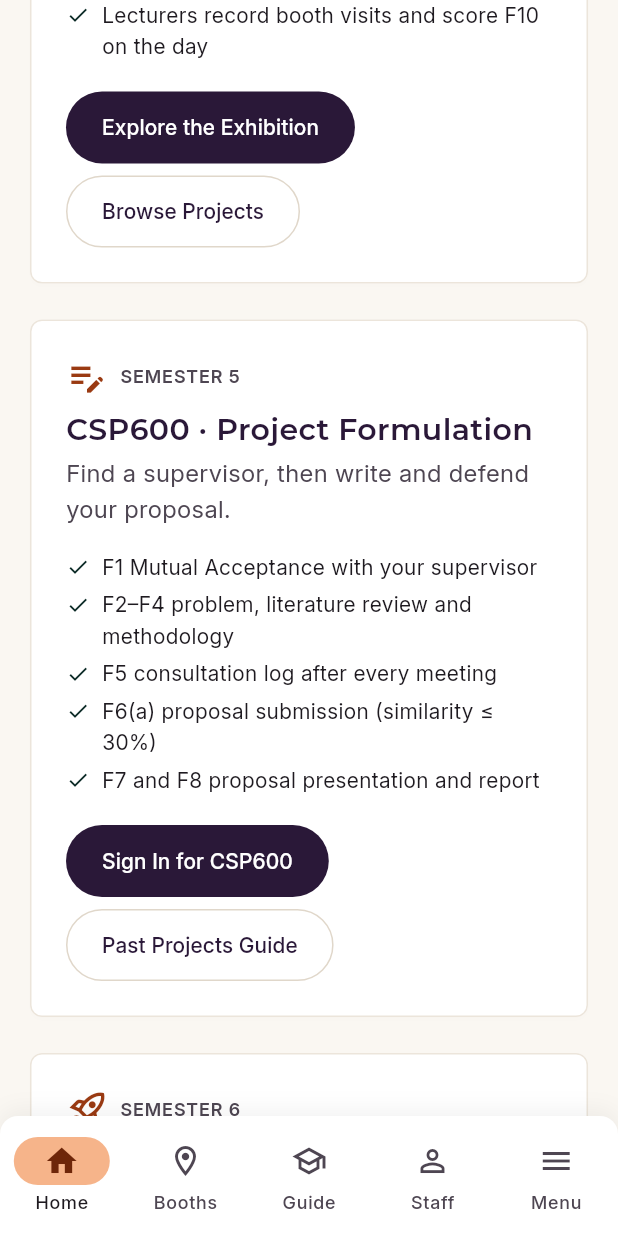
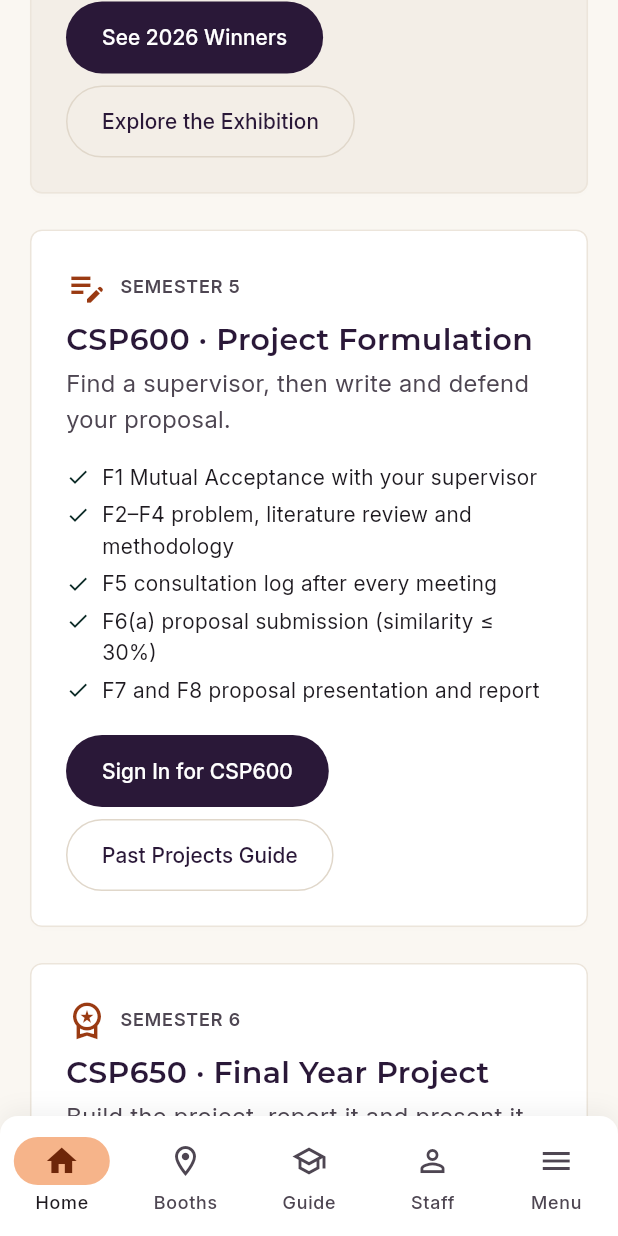
Before and after one commit to Albinlk/FYPExpoHub, a Flutter app: the screen it shows after launch, scrolled down 576 dp, on a phone screen of 412 x 824 dp. Run offline on Flutter 3.47's test engine with Material 3 defaults, Android fonts, the phone set to English and light mode, and no system bars; our stand-ins replace cached_network_image, csv, file_picker, flutter_riverpod, freezed_annotation, go_router and 2 more; missing offline and left inert: dart:js_interop, excel; accounts and stored records are empty.

Commit message:
fix(portal): redesign audit — desktop nav fits at every width, one sign-in prompt, winners after the exhibition (#60)
From the redesign-existing-projects audit of the portal page:
- Desktop nav: below 1280 px the lower-priority links move into More
  (at 800 px 'Announcements' ran under the Sign In button).
- Feedback button shrinks to an icon below 1024 px so it no longer covers
  card text; the portal leaves room for it at the end of the page.
- Portal content is capped at 1200 px; the hero text at 760 px.
- The hero no longer adds a fourth Sign In button.
- After the exhibition its card leads to the year's winners.
- The exhibition card is tinted and says no sign-in is needed.
- CSP650 icon: rocket replaced; hero uses a radial gradient.
- h1 letter-spacing is now -0.02em (it was -0.02 px, which did nothing).
- Nav highlighting compares the path only, so a ?query no longer
  unselects the current tab.

Co-authored-by: FlowCanvas Dev <dev@flowcanvas.local>
Co-authored-by: Claude Opus 5.5 <noreply@anthropic.com>

```diff
--- a/lib/app/theme/theme.dart
+++ b/lib/app/theme/theme.dart
@@ -56,7 +56,7 @@ class DesignSystem {
     fontSize: 40.0,
     fontWeight: FontWeight.bold,
     height: 1.2,
-    letterSpacing: -0.02,
+    letterSpacing: -0.02 * 40.0, // -0.02em; Flutter letterSpacing is in logical pixels
   );
 
   static const TextStyle h1Mobile = TextStyle(
@@ -64,6 +64,7 @@ class DesignSystem {
     fontSize: 32.0,
     fontWeight: FontWeight.bold,
     height: 1.2,
+    letterSpacing: -0.02 * 32.0,
   );
 
   /// Page heading: desktop h1, a 28px heading on phones so titles like
--- a/lib/app/widgets/public_shell.dart
+++ b/lib/app/widgets/public_shell.dart
@@ -9,6 +9,11 @@ import 'feedback_form_widget.dart';
 /// to open the admin subdomain in a new tab).
 void _openSignIn(BuildContext context) => context.go('/sign-in');
 
+/// Desktop widths where every nav link fits, and where five do (with the
+/// labelled Feedback button).
+const kNavAllLinksWidth = 1280.0;
+const kNavFiveLinksWidth = 1024.0;
+
 class PublicShell extends ConsumerWidget {
   final Widget child;
 
@@ -16,7 +21,8 @@ class PublicShell extends ConsumerWidget {
 
   @override
   Widget build(BuildContext context, WidgetRef ref) {
-    final location = GoRouterState.of(context).uri.toString();
+    // Path only: a query (?utm_source=..., filters) must not unselect the tab.
+    final location = GoRouterState.of(context).uri.path;
     final isDesktop = MediaQuery.sizeOf(context).width >= 768;
     // Only rebuild the shell when the sign-in *state* flips, not on every
     // lecturer/auth/Firestore emit (avoids rebuilding the whole nav).
@@ -39,16 +45,27 @@ class PublicShell extends ConsumerWidget {
           child,
           // Desktop only: on mobile the FAB covered buttons and card text,
           // so Feedback lives in the bottom-nav Menu sheet instead.
+          // Below 1024 px the labelled button covered card text, so it
+          // shrinks to an icon with a tooltip.
           if (isDesktop)
             Positioned(
               right: 24,
               bottom: 24,
-              child: FloatingActionButton.extended(
+              child: MediaQuery.sizeOf(context).width >= kNavFiveLinksWidth
+                  ? FloatingActionButton.extended(
                       onPressed: () => FeedbackFormWidget.show(context, ref),
                       icon: const Icon(Icons.feedback_outlined, size: 20),
                       label: const Text('Feedback'),
                       backgroundColor: DesignSystem.secondary,
                       foregroundColor: Colors.white,
+                    )
+                  : FloatingActionButton.small(
+                      key: const Key('feedback-fab-compact'),
+                      onPressed: () => FeedbackFormWidget.show(context, ref),
+                      tooltip: 'Feedback',
+                      backgroundColor: DesignSystem.secondary,
+                      foregroundColor: Colors.white,
+                      child: const Icon(Icons.feedback_outlined, size: 20),
                     ),
             ),
         ],
@@ -119,45 +136,57 @@ class _DesktopNavBar extends StatelessWidget {
           ),
           ),
 
-          // Center: Links. Flexible + horizontal scroll so the row never runs
-          // into the logo on narrow desktop widths (~800 px).
+          // Center: Links. Below 1280 px the full row does not fit beside the
+          // logo and Sign In (at 800 px "Announcements" ran under the button),
+          // so the lower-priority links move into More. The scroll view stays
+          // as a last resort for very long translations.
           Flexible(
             child: SingleChildScrollView(
               scrollDirection: Axis.horizontal,
               padding: const EdgeInsets.symmetric(horizontal: DesignSystem.spaceMd),
-              child: Row(
+              child: Builder(builder: (context) {
+                final width = MediaQuery.sizeOf(context).width;
+                final links = <(String, String)>[
+                  ('Home', '/'),
+                  ('Exhibition', '/expo'),
+                  ('Projects', '/projects'),
+                  ('Booths', '/booths'),
+                  ('Schedule', '/schedule'),
+                  ('Past Projects Guide', '/projects/junior-guide'),
+                  ('Announcements', '/announcements'),
+                  ('Awards', '/awards'),
+                  ('Find by Lecturer', '/lecturer'),
+                  if (lecturerSignedIn) ('My Visits', '/lecturer/visits'),
+                ];
+                final inline = width >= kNavAllLinksWidth
+                    ? links.length
+                    : width >= kNavFiveLinksWidth
+                        ? 5
+                        : 3;
+                final shown = links.take(inline).toList();
+                final overflow = links.skip(inline).toList();
+                final gap = width >= kNavAllLinksWidth ? DesignSystem.spaceLg : DesignSystem.spaceMd;
+                const moreRoutes = [
+                  ('Exhibition Info', '/info'),
+                  ('FAQ', '/faq'),
+                  ('Past Exhibitions', '/archive'),
+                  ('Privacy Policy', '/privacy'),
+                ];
+                final menu = [...overflow, ...moreRoutes];
+                final moreActive = menu.any((l) => _isActive(l.$2));
+                return Row(
                   children: [
-              _buildNavLink(context, 'Home', '/'),
-              const SizedBox(width: DesignSystem.spaceLg),
-              _buildNavLink(context, 'Exhibition', '/expo'),
-              const SizedBox(width: DesignSystem.spaceLg),
-              _buildNavLink(context, 'Schedule', '/schedule'),
-              const SizedBox(width: DesignSystem.spaceLg),
-              _buildNavLink(context, 'Booths', '/booths'),
-              const SizedBox(width: DesignSystem.spaceLg),
-              _buildNavLink(context, 'Projects', '/projects'),
-              const SizedBox(width: DesignSystem.spaceLg),
-              _buildNavLink(context, 'Past Projects Guide', '/projects/junior-guide'),
-              const SizedBox(width: DesignSystem.spaceLg),
-              _buildNavLink(context, 'Announcements', '/announcements'),
-              const SizedBox(width: DesignSystem.spaceLg),
-              _buildNavLink(context, 'Awards', '/awards'),
-              const SizedBox(width: DesignSystem.spaceLg),
-              _buildNavLink(context, 'Find by Lecturer', '/lecturer'),
-              if (lecturerSignedIn) ...[
-                const SizedBox(width: DesignSystem.spaceLg),
-                _buildNavLink(context, 'My Visits', '/lecturer/visits'),
+                    for (final (title, route) in shown) ...[
+                      _buildNavLink(context, title, route),
+                      SizedBox(width: gap),
                     ],
-              const SizedBox(width: DesignSystem.spaceMd),
-              // Info, FAQ and Privacy were only reachable from the mobile menu.
                     PopupMenuButton<String>(
+                      key: const Key('nav-more'),
                       tooltip: 'More',
                       onSelected: (route) => _navigateTo(context, route),
-                itemBuilder: (_) => const [
-                  PopupMenuItem(value: '/info', child: Text('Exhibition Info')),
-                  PopupMenuItem(value: '/faq', child: Text('FAQ')),
-                  PopupMenuItem(value: '/archive', child: Text('Past Exhibitions')),
-                  PopupMenuItem(value: '/privacy', child: Text('Privacy Policy')),
+                      itemBuilder: (_) => [
+                        for (final (title, route) in menu)
+                          PopupMenuItem(value: route, child: Text(title)),
                       ],
                       child: Row(
                         mainAxisSize: MainAxisSize.min,
@@ -165,9 +194,8 @@ class _DesktopNavBar extends StatelessWidget {
                           Text(
                             'More',
                             style: DesignSystem.bodyMd.copyWith(
-                        color: _isActive('/info') || _isActive('/faq') || _isActive('/privacy') || _isActive('/archive')
-                            ? DesignSystem.primary
-                            : DesignSystem.onSurfaceVariant,
+                              color: moreActive ? DesignSystem.primary : DesignSystem.onSurfaceVariant,
+                              fontWeight: moreActive ? FontWeight.bold : null,
                             ),
                           ),
                           const Icon(Icons.arrow_drop_down, color: DesignSystem.onSurfaceVariant),
@@ -175,7 +203,8 @@ class _DesktopNavBar extends StatelessWidget {
                       ),
                     ),
                   ],
-          ),
+                );
+              }),
             ),
           ),
 
--- a/lib/features/portal/presentation/pages/portal_home_page.dart
+++ b/lib/features/portal/presentation/pages/portal_home_page.dart
@@ -12,22 +12,29 @@ import '../../../../core/utils/schedule_format.dart';
 /// (FSKM handbook, *Essentials of Computing Sciences: Project
 /// Administration*, 4th ed.) side by side — the FYP Exhibition, CSP600 Project
 /// Formulation and CSP650 Project — each with what it involves and a way in.
+/// Widest the portal content grows; wider screens get margins instead.
+const kPortalMaxWidth = 1200.0;
+
 class PortalHomePage extends ConsumerWidget {
   const PortalHomePage({super.key});
 
   @override
   Widget build(BuildContext context, WidgetRef ref) {
     final isDesktop = Breakpoints.isDesktop(context);
-    final padding = isDesktop ? DesignSystem.marginDesktop : DesignSystem.marginMobile;
+    final padding = isDesktop
+        ? DesignSystem.marginDesktop
+        : DesignSystem.marginMobile;
     final signedIn = ref.watch(currentAuthUserProvider) != null;
     final event = ref.watch(eventProvider);
 
     // Course pages need a sign-in; afterwards the router sends each person to
     // their own workspace.
-    void openCourses() => context.go(signedIn ? '/fypms' : '/sign-in?from=%2Ffypms');
+    void openCourses() =>
+        context.go(signedIn ? '/fypms' : '/sign-in?from=%2Ffypms');
 
     final now = DateTime.now();
-    final status = now.isAfter(event.endAt)
+    final held = now.isAfter(event.endAt);
+    final status = held
         ? 'Held ${longDate(mytDate(event.startAt))}'
         : now.isAfter(event.startAt)
         ? 'Happening now'
@@ -37,18 +44,22 @@ class PortalHomePage extends ConsumerWidget {
       _PartCard(
         key: const Key('portal-exhibition'),
         icon: Icons.storefront_outlined,
-        eyebrow: 'Open to everyone',
+        eyebrow: 'No sign-in needed',
         title: 'FYP Exhibition',
+        highlighted: true,
         subtitle: '${event.title} · $status',
         points: const [
           'Browse this year\'s final year projects and award winners',
           'Find booths and the exhibition schedule',
           'Lecturers record booth visits and score F10 on the day',
         ],
-        primaryLabel: 'Explore the Exhibition',
-        onPrimary: () => context.go('/expo'),
-        secondaryLabel: 'Browse Projects',
-        onSecondary: () => context.go('/projects'),
+        // Once the exhibition is over, the winners are what people come for.
+        primaryLabel: held
+            ? 'See ${event.startAt.year} Winners'
+            : 'Explore the Exhibition',
+        onPrimary: () => context.go(held ? '/awards' : '/expo'),
+        secondaryLabel: held ? 'Explore the Exhibition' : 'Browse Projects',
+        onSecondary: () => context.go(held ? '/expo' : '/projects'),
       ),
       _PartCard(
         key: const Key('portal-csp600'),
@@ -70,10 +81,11 @@ class PortalHomePage extends ConsumerWidget {
       ),
       _PartCard(
         key: const Key('portal-csp650'),
-        icon: Icons.rocket_launch_outlined,
+        icon: Icons.workspace_premium_outlined,
         eyebrow: 'Semester 6',
         title: 'CSP650 · Final Year Project',
-        subtitle: 'Build the project, report it and present it at the exhibition.',
+        subtitle:
+            'Build the project, report it and present it at the exhibition.',
         points: const [
           'F9 progress presentation and F13 Lean Canvas',
           'F6(b) final report submission (similarity ≤ 30%)',
@@ -93,13 +105,19 @@ class PortalHomePage extends ConsumerWidget {
         children: [
           Container(
             decoration: const BoxDecoration(
-              gradient: LinearGradient(
-                colors: [DesignSystem.primary, DesignSystem.primaryContainer],
-                begin: Alignment.topLeft,
-                end: Alignment.bottomRight,
+              gradient: RadialGradient(
+                center: Alignment(-0.6, -1.2),
+                radius: 1.8,
+                colors: [DesignSystem.primaryContainer, DesignSystem.primary],
               ),
             ),
-            padding: EdgeInsets.symmetric(horizontal: padding, vertical: isDesktop ? 64 : 32),
+            padding: EdgeInsets.symmetric(
+              horizontal: padding,
+              vertical: isDesktop ? 64 : 32,
+            ),
+            child: Center(
+              child: ConstrainedBox(
+                constraints: const BoxConstraints(maxWidth: 760),
                 child: Column(
                   children: [
                     Semantics(
@@ -107,47 +125,62 @@ class PortalHomePage extends ConsumerWidget {
                       child: Text(
                         'FSKM Final Year Project Portal',
                         textAlign: TextAlign.center,
-                    style: (isDesktop ? DesignSystem.h1 : DesignSystem.h1Mobile).copyWith(color: Colors.white),
+                        style:
+                            (isDesktop
+                                    ? DesignSystem.h1
+                                    : DesignSystem.h1Mobile)
+                                .copyWith(color: Colors.white),
                       ),
                     ),
                     const SizedBox(height: DesignSystem.spaceSm),
                     Text(
                       'The exhibition, Project Formulation (CSP600) and the Final Year Project (CSP650) in one place.',
                       textAlign: TextAlign.center,
-                  style: (isDesktop ? DesignSystem.bodyLg : DesignSystem.bodyLgMobile)
-                      .copyWith(color: Colors.white.withValues(alpha: 0.9)),
+                      style:
+                          (isDesktop
+                                  ? DesignSystem.bodyLg
+                                  : DesignSystem.bodyLgMobile)
+                              .copyWith(
+                                color: Colors.white.withValues(alpha: 0.9),
+                              ),
                     ),
                     if (!signedIn) ...[
-                  const SizedBox(height: DesignSystem.spaceLg),
-                  FilledButton.icon(
-                    key: const Key('portal-sign-in'),
-                    onPressed: () => context.go('/sign-in'),
-                    icon: const Icon(Icons.login),
-                    label: const Text('Sign In'),
-                    style: FilledButton.styleFrom(
-                      backgroundColor: DesignSystem.secondary,
-                      foregroundColor: Colors.white,
+                      const SizedBox(height: DesignSystem.spaceMd),
+                      // The page already offers Sign In (top bar or Menu, and on
+                      // each course card); a fourth button here was noise.
+                      Text(
+                        'Students, lecturers and coordinators use one sign-in for every part.',
+                        key: const Key('portal-sign-in-note'),
+                        textAlign: TextAlign.center,
+                        style: DesignSystem.bodySm.copyWith(
+                          color: Colors.white.withValues(alpha: 0.85),
                         ),
-                  ),
-                  const SizedBox(height: DesignSystem.spaceXs),
-                  Text(
-                    'Students, lecturers and coordinators use the same sign-in.',
-                    textAlign: TextAlign.center,
-                    style: DesignSystem.bodySm.copyWith(color: Colors.white.withValues(alpha: 0.85)),
                       ),
                     ],
                   ],
                 ),
               ),
+            ),
+          ),
           Padding(
-            padding: EdgeInsets.symmetric(horizontal: padding, vertical: DesignSystem.spaceXl),
+            padding: EdgeInsets.fromLTRB(
+              padding,
+              DesignSystem.spaceXl,
+              padding,
+              // Desktop: clear the floating Feedback button at the end of the page.
+              isDesktop ? DesignSystem.spaceXl + 64 : DesignSystem.spaceXl,
+            ),
+            child: Center(
+              child: ConstrainedBox(
+                constraints: const BoxConstraints(maxWidth: kPortalMaxWidth),
                 child: isDesktop
                     ? IntrinsicHeight(
                         child: Row(
                           crossAxisAlignment: CrossAxisAlignment.stretch,
                           children: [
                             for (var i = 0; i < cards.length; i++) ...[
-                          if (i > 0) const SizedBox(width: DesignSystem.spaceMd),
+                              if (i > 0)
+                                const SizedBox(width: DesignSystem.spaceMd),
                               Expanded(child: cards[i].withFillHeight()),
                             ],
                           ],
@@ -157,10 +190,13 @@ class PortalHomePage extends ConsumerWidget {
                         crossAxisAlignment: CrossAxisAlignment.stretch,
                         children: [
                           for (var i = 0; i < cards.length; i++) ...[
-                        if (i > 0) const SizedBox(height: DesignSystem.spaceMd),
+                            if (i > 0)
+                              const SizedBox(height: DesignSystem.spaceMd),
                             cards[i],
                           ],
                         ],
+                      ),
+              ),
             ),
           ),
         ],
@@ -181,6 +217,7 @@ class _PartCard extends StatelessWidget {
     onPrimary: onPrimary,
     secondaryLabel: secondaryLabel,
     onSecondary: onSecondary,
+    highlighted: highlighted,
     fillHeight: true,
   );
 
@@ -196,9 +233,13 @@ class _PartCard extends StatelessWidget {
     required this.secondaryLabel,
     required this.onSecondary,
     this.fillHeight = false,
+    this.highlighted = false,
   });
 
   final bool fillHeight;
+
+  /// Tinted: the part anyone can use without signing in.
+  final bool highlighted;
   final IconData icon;
   final String eyebrow;
   final String title;
@@ -212,6 +253,7 @@ class _PartCard extends StatelessWidget {
   @override
   Widget build(BuildContext context) {
     return Card(
+      color: highlighted ? DesignSystem.surfaceContainerLow : null,
       child: Padding(
         padding: const EdgeInsets.all(DesignSystem.spaceLg),
         child: Column(
@@ -224,7 +266,9 @@ class _PartCard extends StatelessWidget {
                 Flexible(
                   child: Text(
                     eyebrow.toUpperCase(),
-                    style: DesignSystem.labelCaps.copyWith(color: DesignSystem.onSurfaceVariant),
+                    style: DesignSystem.labelCaps.copyWith(
+                      color: DesignSystem.onSurfaceVariant,
+                    ),
                   ),
                 ),
               ],
@@ -232,10 +276,20 @@ class _PartCard extends StatelessWidget {
             const SizedBox(height: DesignSystem.spaceSm),
             Semantics(
               header: true,
-              child: Text(title, style: DesignSystem.h3Mobile.copyWith(color: DesignSystem.primary)),
+              child: Text(
+                title,
+                style: DesignSystem.h3Mobile.copyWith(
+                  color: DesignSystem.primary,
+                ),
+              ),
             ),
             const SizedBox(height: DesignSystem.spaceXs),
-            Text(subtitle, style: DesignSystem.bodyMd.copyWith(color: DesignSystem.onSurfaceVariant)),
+            Text(
+              subtitle,
+              style: DesignSystem.bodyMd.copyWith(
+                color: DesignSystem.onSurfaceVariant,
+              ),
+            ),
             const SizedBox(height: DesignSystem.spaceMd),
             for (final point in points)
               Padding(
@@ -245,7 +299,11 @@ class _PartCard extends StatelessWidget {
                   children: [
                     const Padding(
                       padding: EdgeInsets.only(top: 3),
-                      child: Icon(Icons.check, size: 16, color: DesignSystem.tertiary),
+                      child: Icon(
+                        Icons.check,
+                        size: 16,
+                        color: DesignSystem.tertiary,
+                      ),
                     ),
                     const SizedBox(width: DesignSystem.spaceSm),
                     Expanded(child: Text(point, style: DesignSystem.bodySm)),
@@ -262,7 +320,10 @@ class _PartCard extends StatelessWidget {
               runSpacing: DesignSystem.spaceSm,
               children: [
                 FilledButton(onPressed: onPrimary, child: Text(primaryLabel)),
-                OutlinedButton(onPressed: onSecondary, child: Text(secondaryLabel)),
+                OutlinedButton(
+                  onPressed: onSecondary,
+                  child: Text(secondaryLabel),
+                ),
               ],
             ),
           ],
```
Also changed, not shown: 2 other files. Lines whose indentation alone changed are shown as unchanged.
